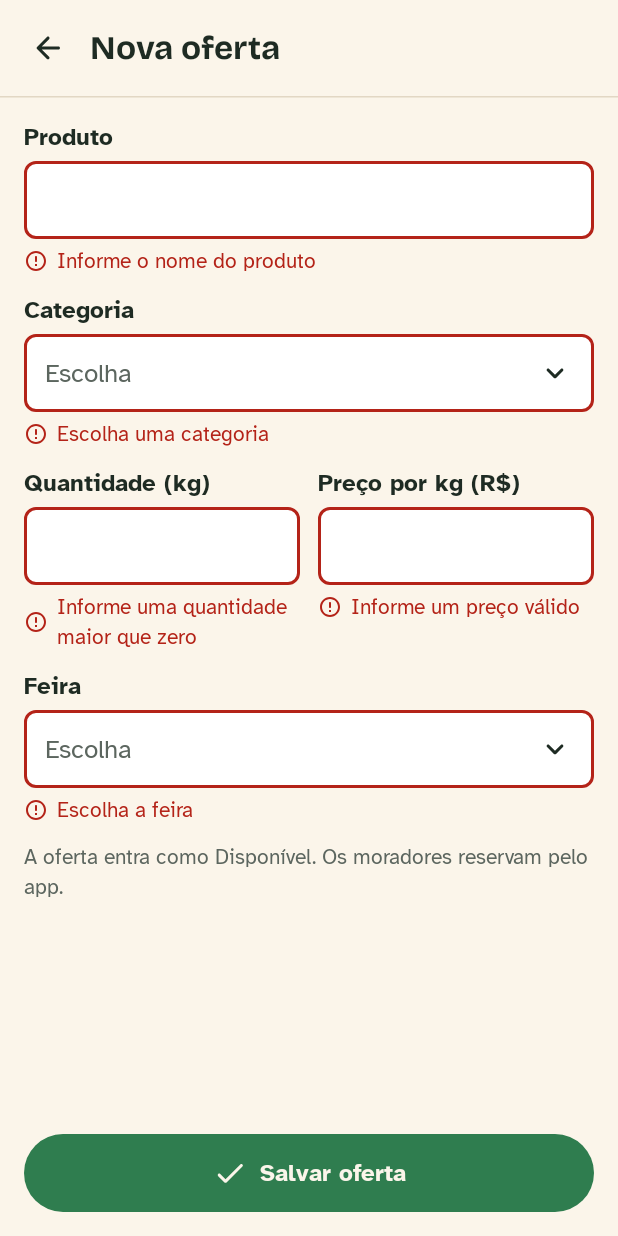
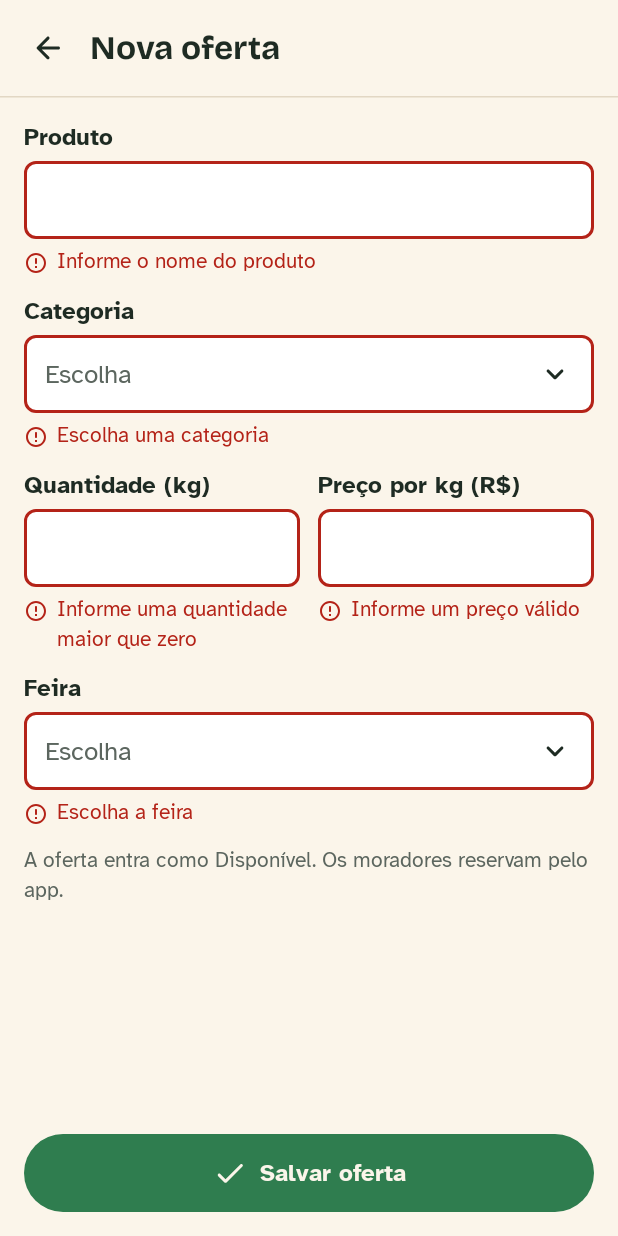
Before and after one commit to joavlr03/bairro_na_mesa_kotlin_app, an Android app built with Jetpack Compose: the composable CadastroOfertaScreen called with empty values, after a tap on "Salvar oferta", on a phone screen of 412 x 824 dp. Run offline under Robolectric (Android 15) with nearby library versions, the phone set to English and light mode, and no system bars.

Commit message:
Corrige rolagem da lista após salvar e alinhamento do erro; adiciona prints
- Lista volta ao topo quando entra uma oferta nova (antes ela ficava escondida acima)
- Ícone de erro alinhado à 1ª linha quando a mensagem quebra
- Prints do roteiro (exceto 09) em docs/prints e no README

Co-Authored-By: Claude Opus 5.5 <noreply@anthropic.com>
Claude-Session: https://claude.ai/code/session_0194nveLeea1UFD1vkcQx1ac

```diff
--- a/app/src/main/java/br/com/fiap/bairronamesa/ui/components/Campos.kt
+++ b/app/src/main/java/br/com/fiap/bairronamesa/ui/components/Campos.kt
@@ -59,8 +59,9 @@ private fun CampoBase(rotulo: String, erro: String?, modifier: Modifier, campo:
         Text(rotulo, style = Rotulo)
         campo()
         if (erro != null) {
-            Row(verticalAlignment = Alignment.CenterVertically, horizontalArrangement = Arrangement.spacedBy(6.dp)) {
-                Icon(Icons.Rounded.ErrorOutline, contentDescription = null, tint = Erro, modifier = Modifier.size(16.dp))
+            Row(horizontalArrangement = Arrangement.spacedBy(6.dp)) {
+                // Ícone alinhado à 1ª linha quando a mensagem quebra
+                Icon(Icons.Rounded.ErrorOutline, contentDescription = null, tint = Erro, modifier = Modifier.padding(top = 2.dp).size(16.dp))
                 Text(erro, style = Legenda, color = Erro)
             }
         }
--- a/app/src/main/java/br/com/fiap/bairronamesa/ui/screens/ListaOfertasScreen.kt
+++ b/app/src/main/java/br/com/fiap/bairronamesa/ui/screens/ListaOfertasScreen.kt
@@ -13,6 +13,7 @@ import androidx.compose.foundation.layout.padding
 import androidx.compose.foundation.layout.size
 import androidx.compose.foundation.lazy.LazyColumn
 import androidx.compose.foundation.lazy.items
+import androidx.compose.foundation.lazy.rememberLazyListState
 import androidx.compose.foundation.shape.CircleShape
 import androidx.compose.foundation.shape.RoundedCornerShape
 import androidx.compose.material.icons.Icons
@@ -68,6 +69,10 @@ fun ListaOfertasScreen(vm: OfertaViewModel, onVoltar: () -> Unit, onNova: () ->
 
     LaunchedEffect(Unit) { vm.eventos.collect { snackbar.showSnackbar(it) } }
 
+    // A oferta nova entra no topo; sem isto a lista mantém a rolagem e ela fica escondida acima
+    val rolagem = rememberLazyListState()
+    LaunchedEffect(ofertas?.firstOrNull()?.id) { rolagem.scrollToItem(0) }
+
     Scaffold(
         topBar = { TopBarVoltar("Minhas ofertas", onVoltar) },
         snackbarHost = { SnackbarHost(snackbar) },
@@ -93,6 +98,7 @@ fun ListaOfertasScreen(vm: OfertaViewModel, onVoltar: () -> Unit, onNova: () ->
                     modifier = Modifier.fillMaxSize()
                 )
                 else -> LazyColumn(
+                    state = rolagem,
                     contentPadding = PaddingValues(start = 16.dp, end = 16.dp, top = 4.dp, bottom = 96.dp),
                     verticalArrangement = Arrangement.spacedBy(14.dp)
                 ) {
```
Also changed, not shown: 10 other files.
